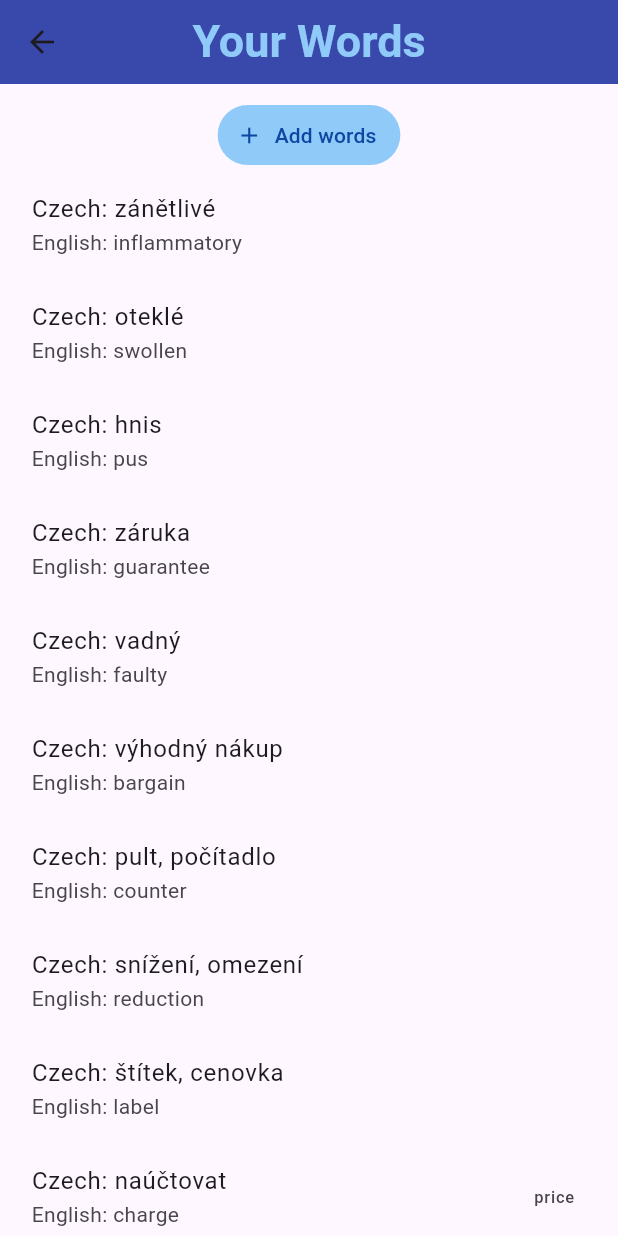
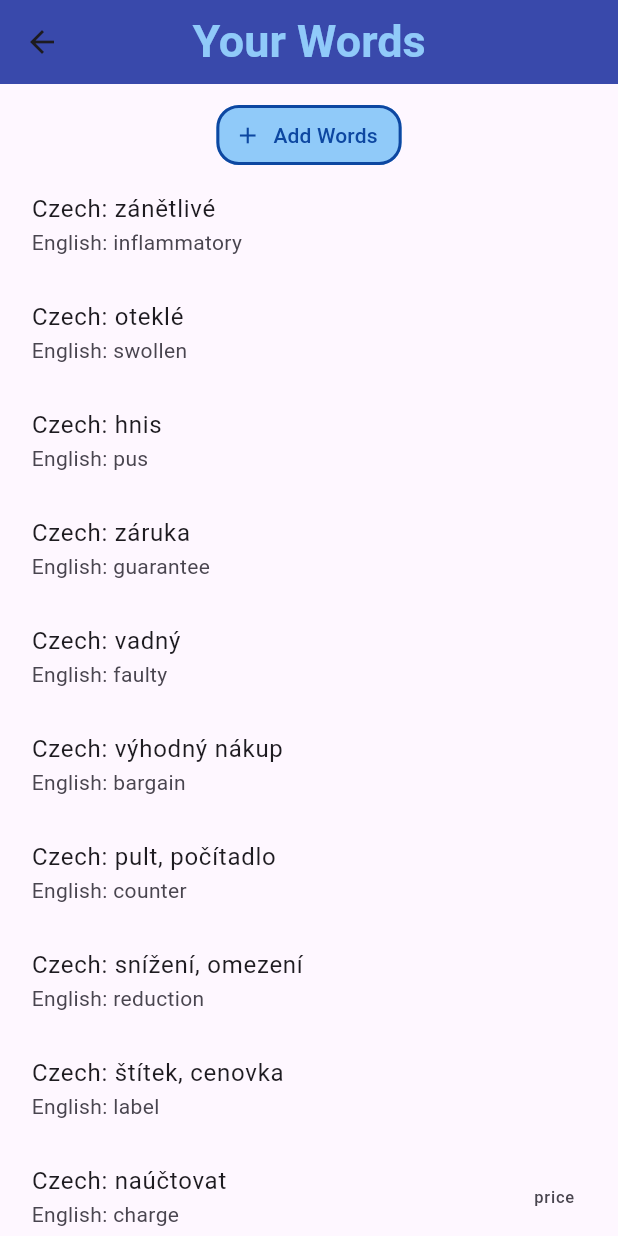
Before and after one commit to Dzejkoubi/word_practise_firebase, a Flutter app: the screen it shows after launch, after a tap on "Add Words", on a phone screen of 412 x 824 dp. Run offline on Flutter 3.47's test engine with Material 3 defaults, Android fonts, the light colour scheme and no system bars; our stand-ins replace cloud_firestore, firebase_auth, firebase_core; accounts and stored records are empty; network calls fail.

Commit message:
button added

```diff
--- a/lib/pages/screens/game.dart
+++ b/lib/pages/screens/game.dart
@@ -74,7 +74,7 @@ class _gameState extends State<game> {
                         height: 70,
                         child: TextField(
                           controller: _textFieldInput,
-                          style: TextStyle(
+                          style: const TextStyle(
                             color: Colors.black,
                             fontSize: 22,
                           ),
--- a/lib/pages/screens/wordsDatabase.dart
+++ b/lib/pages/screens/wordsDatabase.dart
@@ -6,7 +6,6 @@ import 'package:flutter/material.dart';
 //Word converter imports
 import 'dart:convert';
 import 'package:flutter/services.dart' show rootBundle;
-import 'package:flutter/widgets.dart';
 import "../services/wordsConverter.dart";
 
 class wordsDatabase extends StatefulWidget {
@@ -53,17 +52,24 @@ class _wordsDatabaseState extends State<wordsDatabase> {
               TextButton.icon(
                   style: ButtonStyle(
                     backgroundColor:
-                        MaterialStateProperty.all<Color?>(Colors.blue[200])),
-                label: Text(
-                  "Add words",
-                  style: TextStyle(color: Colors.blue[900]),
+                        MaterialStateProperty.all<Color?>(Colors.blue[200]),
+                    shape: MaterialStateProperty.all<RoundedRectangleBorder>(
+                        RoundedRectangleBorder(
+                            borderRadius: BorderRadius.circular(15.0),
+                            side: BorderSide(
+                                color: Colors.blue[900]!, width: 2.0))),
                   ),
+                  onPressed: () {},
                   icon: Icon(
                     Icons.add,
                     color: Colors.blue[900],
                   ),
-                onPressed: () {},
+                  label: Text(
+                    'Add Words',
+                    style: TextStyle(
+                      color: Colors.blue[900],
                     ),
+                  )),
               Expanded(
                 child: FutureBuilder<WordList>(
                   future: loadWordList(),
--- a/pubspec.yaml
+++ b/pubspec.yaml
@@ -63,6 +63,7 @@ flutter:
   # To add assets to your application, add an assets section, like this:
   assets:
     - assets/words.json
+    - assets/images/Flag_of_the_United_Kingdom.png
 
   # An image asset can refer to one or more resolution-specific "variants", see
   # https://flutter.dev/assets-and-images/#resolution-aware
```
Also changed, not shown: assets/images/Flag_of_the_United_Kingdom.png (added). Lines whose indentation alone changed are shown as unchanged.
